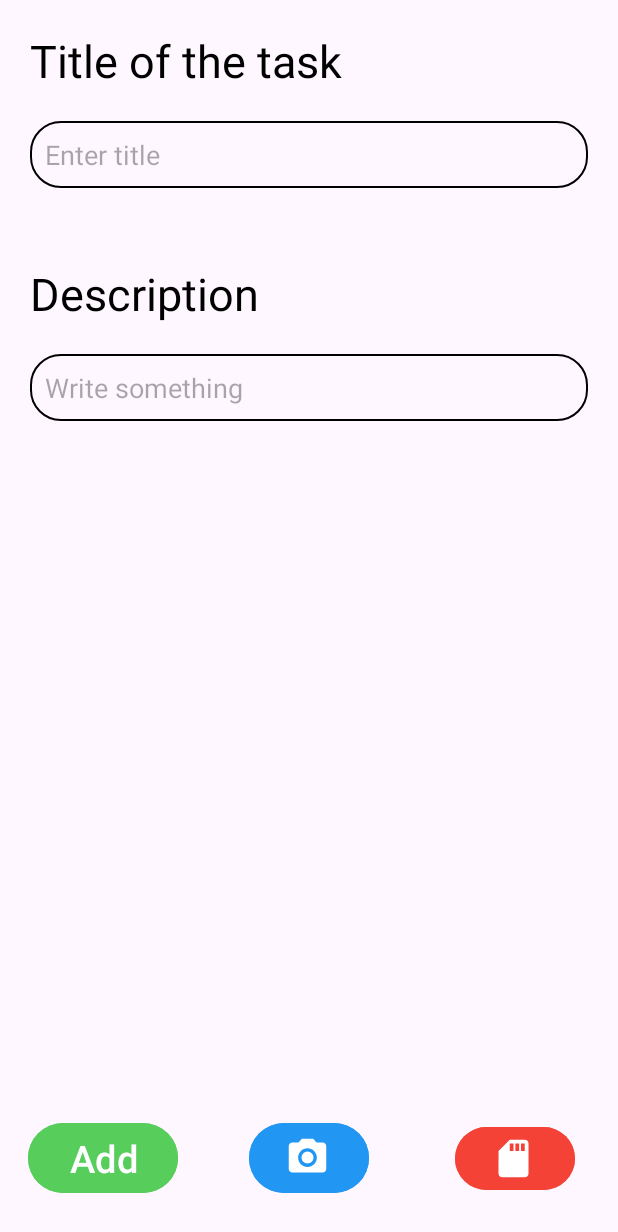
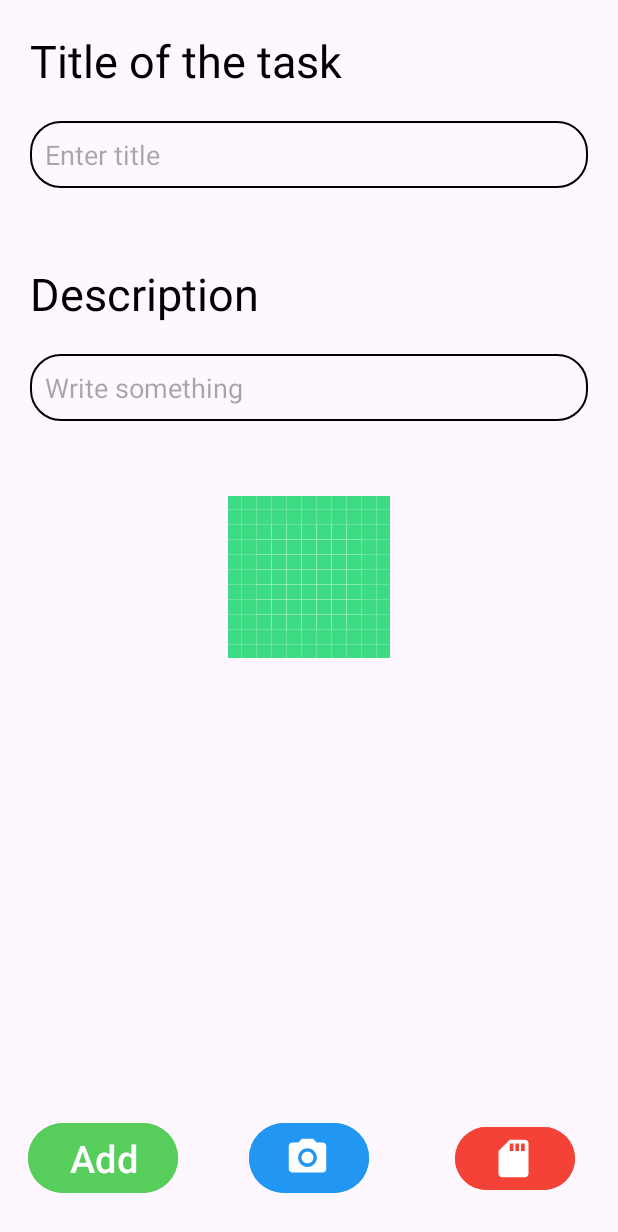
Before and after one commit to sqljava/ToDo, an Android app: the fragment AddTaskFragment shown on its own in the app's theme, after a tap on an icon or button, on a phone screen of 412 x 824 dp. Shown: the top 1232 px of the screen. Run offline under Robolectric (Android 15) with nearby library versions, the phone set to English and light mode, and no system bars; 2 statements that could not run were skipped.

Commit message:
don't press blue button

```diff
--- a/app/src/main/AndroidManifest.xml
+++ b/app/src/main/AndroidManifest.xml
@@ -2,8 +2,12 @@
 <manifest xmlns:android="http://schemas.android.com/apk/res/android"
     xmlns:tools="http://schemas.android.com/tools">
 
-    <uses-feature android:name="android.hardware.camera"
+    <uses-feature
+        android:name="android.hardware.camera"
         android:required="true" />
+
+    <uses-permission android:name="android.permission.READ_EXTERNAL_STORAGE" />
+    <uses-permission android:name="android.permission.WRITE_EXTERNAL_STORAGE" />
 
     <application
         android:allowBackup="true"
--- a/app/src/main/java/com/example/todo/adapter/TaskAdapter.kt
+++ b/app/src/main/java/com/example/todo/adapter/TaskAdapter.kt
@@ -1,5 +1,6 @@
 package com.example.todo.adapter
 
+import android.net.Uri
 import android.view.LayoutInflater
 import android.view.ViewGroup
 import androidx.recyclerview.widget.RecyclerView
@@ -15,6 +16,7 @@ class TaskAdapter(
         var title = binding.taskItemTitle
         var text = binding.taskItemText
         var main = binding.taskItemMain
+        var photo = binding.taskItemImg
 
     }
 
@@ -31,6 +33,7 @@ class TaskAdapter(
     override fun onBindViewHolder(holder: TaskHolder, position: Int) {
         holder.title.text = list[position].title
         holder.text.text = list[position].text
+        holder.photo.setImageURI(Uri.parse(list[position].filePath))
 
         holder.main.setOnClickListener {
             taskInterface.onClick(list[position])
--- a/app/src/main/java/com/example/todo/entities/Task.kt
+++ b/app/src/main/java/com/example/todo/entities/Task.kt
@@ -10,5 +10,6 @@ data class Task(
     @PrimaryKey(autoGenerate = true)
     var id: Int = 0,
     var title: String,
-    var text: String
+    var text: String,
+    var filePath:String
 )
--- a/app/src/main/java/com/example/todo/screen/AddTaskFragment.kt
+++ b/app/src/main/java/com/example/todo/screen/AddTaskFragment.kt
@@ -1,21 +1,35 @@
 package com.example.todo.screen
 
+import android.net.Uri
 import android.os.Bundle
+import android.os.Environment
 import androidx.fragment.app.Fragment
 import android.view.LayoutInflater
 import android.view.View
 import android.view.ViewGroup
+import android.widget.ImageView
 import android.widget.Toast
+import androidx.activity.result.ActivityResult
+import androidx.activity.result.contract.ActivityResultContract
+import androidx.activity.result.contract.ActivityResultContracts
+import androidx.core.content.FileProvider
 import androidx.navigation.fragment.findNavController
 import com.example.todo.R
 import com.example.todo.database.AppDataBase
 import com.example.todo.databinding.FragmentAddTaskBinding
 import com.example.todo.entities.Task
+import java.io.File
+import java.io.FileOutputStream
+import java.io.IOException
+import java.text.SimpleDateFormat
+import java.util.Date
 
 class AddTaskFragment : Fragment() {
     lateinit var binding: FragmentAddTaskBinding
     private var taskTitle : String = ""
     private var taskText : String = ""
+    private lateinit var currentFilePath: String
+    private lateinit var img: ImageView
 
     val appDataBase: AppDataBase by lazy {
         AppDataBase.getDataBsae(requireContext())
@@ -25,6 +39,8 @@ class AddTaskFragment : Fragment() {
         savedInstanceState: Bundle?
     ): View? {
         binding = FragmentAddTaskBinding.inflate(inflater, container, false)
+
+        img = binding.imgAddFrag
 
 
 
@@ -36,7 +52,8 @@ class AddTaskFragment : Fragment() {
 
                 appDataBase.getTaskDao().addTask(Task(
                     title = taskTitle,
-                    text = taskText))
+                    text = taskText,
+                    filePath = currentFilePath))
 
                 parentFragmentManager.beginTransaction().
                 replace(R.id.main_screen, HomeFragment()).commit()
@@ -47,15 +64,65 @@ class AddTaskFragment : Fragment() {
         }
 
         binding.btnCamera.setOnClickListener {
-            Toast.makeText(requireContext(),
-                "Camera pressed", Toast.LENGTH_SHORT).show()
+            dispatchTakePictureIntent()
         }
 
         binding.btnFromMemory.setOnClickListener {
-            Toast.makeText(requireContext(),
-                "Memory pressed", Toast.LENGTH_SHORT).show()
+                takePhotoResult.launch("image/*")
         }
 
         return binding.root
     }
+
+    val takePhotoResult =registerForActivityResult(ActivityResultContracts.
+    GetContent()){uri->
+        if (uri == null) return@registerForActivityResult
+
+        img.setImageURI(uri)
+
+        val openInputStream = requireActivity().contentResolver?.openInputStream(uri)
+        val file = File(requireActivity().filesDir, "${System.currentTimeMillis()}.jpg")
+        val fileOutputStream = FileOutputStream(file)
+        openInputStream?.copyTo(fileOutputStream)
+        currentFilePath = file.absolutePath
+        openInputStream?.close()
+
+    }
+
+    @Throws(IOException::class)
+    private fun createImageFile(): File {
+        val timeStamp: String = SimpleDateFormat("yyyyMMdd_HHmmss").format(Date())
+        val storageDir = requireActivity().getExternalFilesDir(Environment.DIRECTORY_PICTURES)
+        return File.createTempFile(
+            "JPEG_${timeStamp}_", /* prefix */
+            ".jpg", /* suffix */
+            storageDir /* directory */
+        ).apply {
+            // Save a file: path for use with ACTION_VIEW intents
+            currentFilePath = absolutePath
+        }
+    }
+
+    private fun dispatchTakePictureIntent() {
+        val photoFile: File? = try {
+            createImageFile()
+        } catch (ex: IOException) {
+            null
+        }
+
+        photoFile?.let {
+            val photoURI: Uri = FileProvider.getUriForFile(
+                requireContext(),
+                "com.example.todo",
+                it
+            )
+            takePhotoResultCamera.launch(photoURI)
+        }
+    }
+
+    val takePhotoResultCamera = registerForActivityResult(ActivityResultContracts.TakePicture()) {
+        if (it) {
+            img.setImageURI(Uri.fromFile(File(currentFilePath)))
+        }
+    }
 }
--- a/app/src/main/java/com/example/todo/screen/EditTaskFragment.kt
+++ b/app/src/main/java/com/example/todo/screen/EditTaskFragment.kt
@@ -3,6 +3,7 @@ package com.example.todo.screen
 import android.app.Dialog
 import android.graphics.Color
 import android.graphics.drawable.ColorDrawable
+import android.net.Uri
 import android.os.Bundle
 import androidx.fragment.app.Fragment
 import android.view.LayoutInflater
@@ -101,7 +102,7 @@ class EditTaskFragment : Fragment() {
 
         }
 
-
+        binding.imgEditFrag.setImageURI(Uri.parse(task.filePath))
 
         return binding.root
     }
--- a/app/src/main/res/layout/fragment_add_task.xml
+++ b/app/src/main/res/layout/fragment_add_task.xml
@@ -53,6 +53,14 @@
                 android:layout_marginTop="20dp"
                 android:background="@drawable/input_bg"
                 android:padding="10dp"/>
+
+            <ImageView
+                android:id="@+id/img_add_frag"
+                android:layout_width="wrap_content"
+                android:layout_height="wrap_content"
+                android:src="@drawable/ic_launcher_background"
+                android:layout_gravity="center"
+                android:layout_marginTop="50dp"/>
 
         </LinearLayout>
 
```
Also changed, not shown: app/src/main/res/layout/fragment_edit_task.xml (+8 -0 lines).
